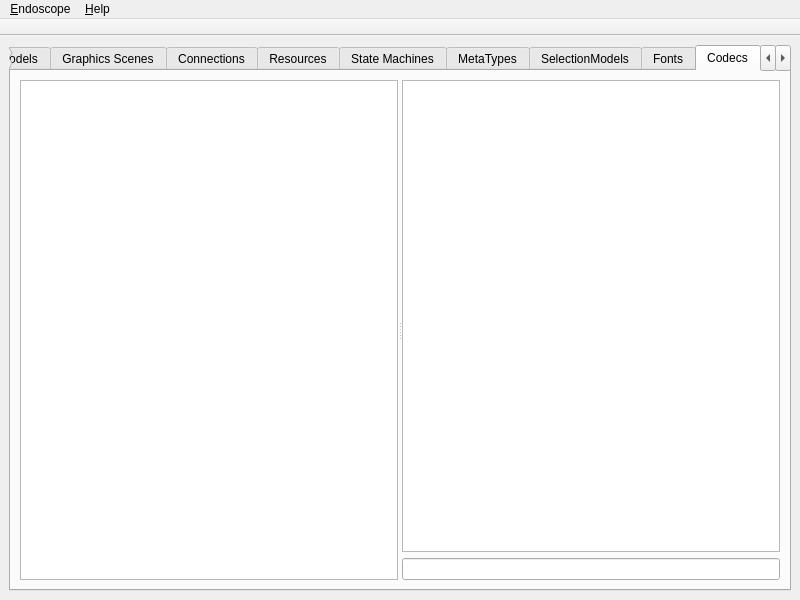
Above: mainwindow.ui from KDAB/GammaRay before the change. Below: the same form after it.
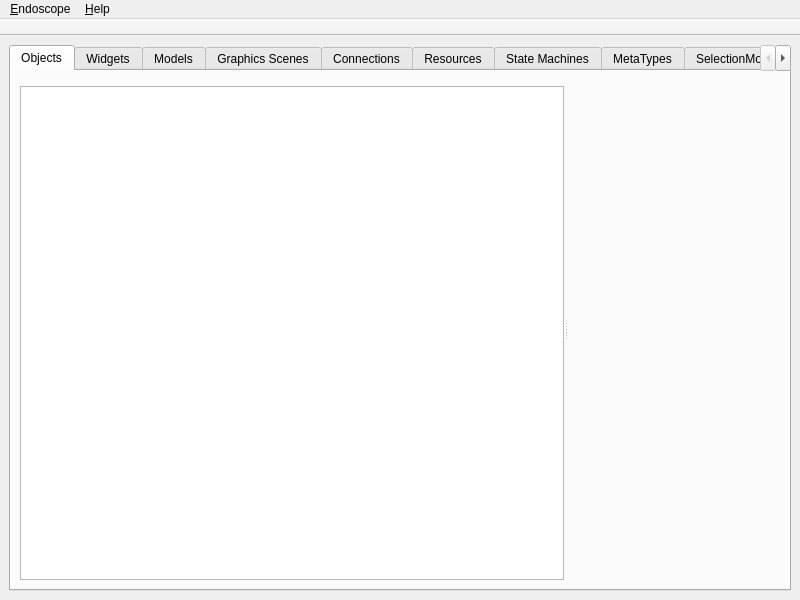
That is the form after the change. The open tabs and pages were chosen to show the change. Custom widgets are drawn as their Qt base class.

Commit message: Port codec browser to the new tool system.

```diff
--- a/mainwindow.ui
+++ b/mainwindow.ui
@@ -327,31 +327,6 @@
         </item>
        </layout>
       </widget>
-      <widget class="QWidget" name="tab_12">
-       <attribute name="title">
-        <string>Codecs</string>
-       </attribute>
-       <layout class="QHBoxLayout" name="horizontalLayout_8">
-        <item>
-         <widget class="QSplitter" name="splitter_11">
-          <property name="orientation">
-           <enum>Qt::Horizontal</enum>
-          </property>
-          <widget class="QTreeView" name="codecList"/>
-          <widget class="QWidget" name="layoutWidget_8">
-           <layout class="QVBoxLayout" name="verticalLayout_16">
-            <item>
-             <widget class="QTableView" name="selectedCodecs"/>
-            </item>
-            <item>
-             <widget class="QLineEdit" name="codecText"/>
-            </item>
-           </layout>
-          </widget>
-         </widget>
-        </item>
-       </layout>
-      </widget>
       <widget class="QWidget" name="widget">
        <attribute name="title">
         <string>New Tool View</string>
```
The commit also changes 9 other files.
